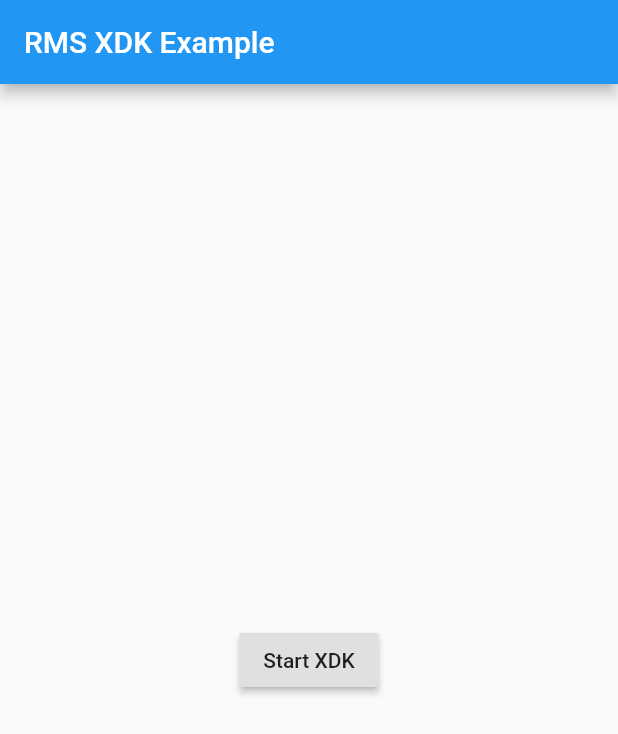
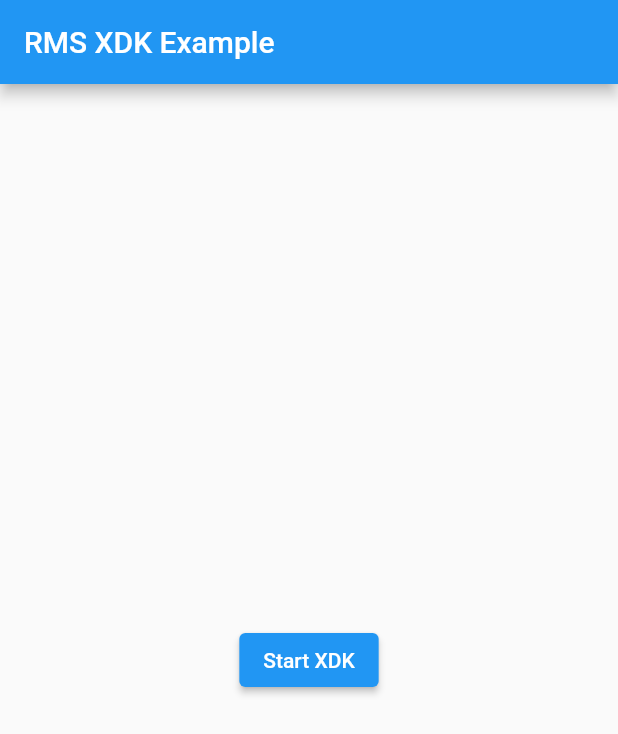
Before and after one commit to RazerMS/Mobile-XDK-RazerMS_Flutter, a Flutter app: the screen it shows after launch, on a phone screen of 412 x 824 dp. Shown: the top 734 px of the screen. Run offline on Flutter 3.47's test engine with Material 2 defaults, Android fonts, the phone set to English and light mode, and no system bars; missing offline and left inert: rms_mobile_xdk_flutter.

```diff
--- a/rms_xdk_example/lib/main.dart
+++ b/rms_xdk_example/lib/main.dart
@@ -29,7 +29,7 @@ class _MyAppState extends State<MyApp> {
           child: new Column(
             mainAxisAlignment: MainAxisAlignment.center,
             children: <Widget>[
-              new RaisedButton(
+              new ElevatedButton(
                 child: const Text('Start XDK'),
                 onPressed: () async {
 
--- a/rms_xdk_example/pubspec.yaml
+++ b/rms_xdk_example/pubspec.yaml
@@ -28,7 +28,7 @@ dependencies:
   # The following adds the Cupertino Icons font to your application.
   # Use with the CupertinoIcons class for iOS style icons.
   cupertino_icons: ^1.0.0
-  rms_mobile_xdk_flutter: ^3.30.0
+  rms_mobile_xdk_flutter: ^3.30.1
 
 dev_dependencies:
   flutter_test:
```
Also changed, not shown: rms_xdk_example/pubspec.lock, 3 other files.
